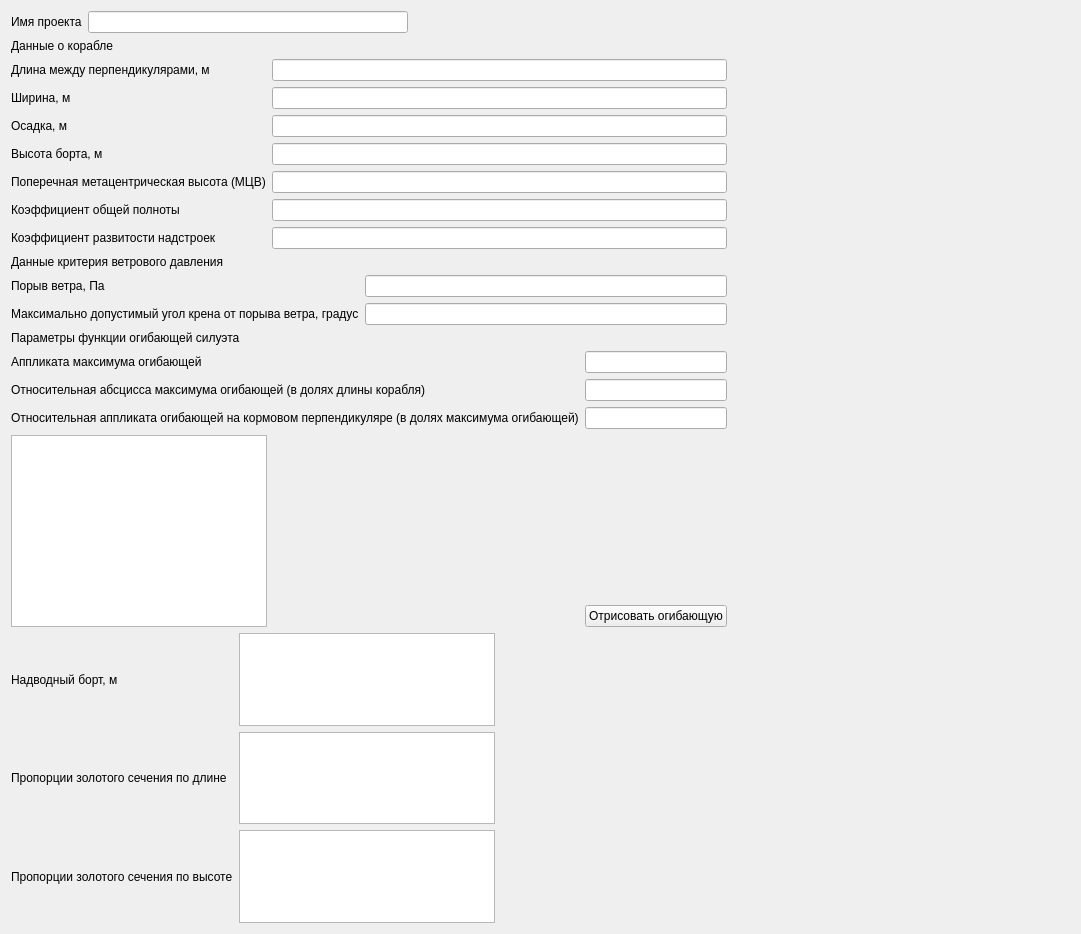
The window that gui_for_create_secad/gui/generaldata.ui (baseoleph/secad) describes before a commit, drawn with Qt 5.
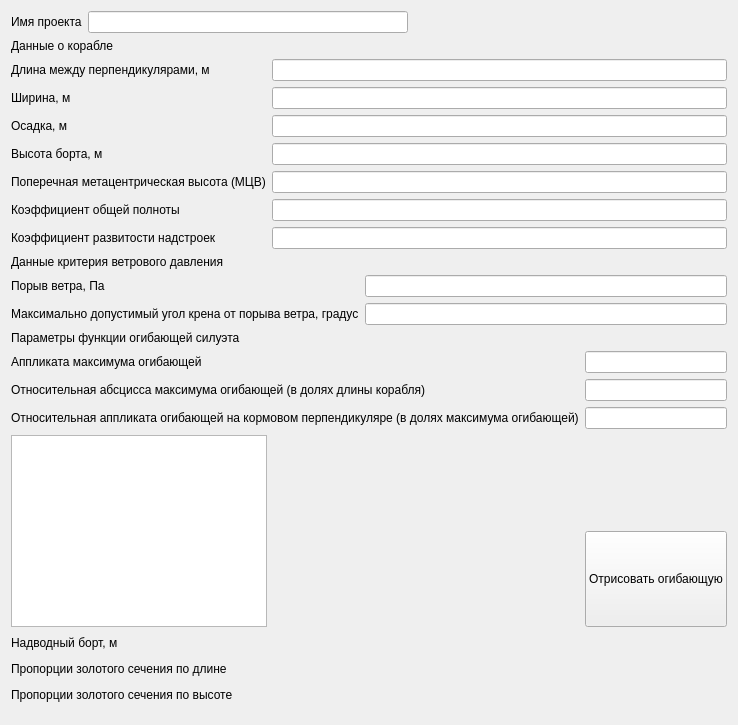
The same window after the commit.

What changed in the file:
```diff
--- a/gui_for_create_secad/gui/generaldata.ui
+++ b/gui_for_create_secad/gui/generaldata.ui
@@ -6,8 +6,8 @@
    <rect>
     <x>0</x>
     <y>0</y>
-    <width>1081</width>
-    <height>934</height>
+    <width>689</width>
+    <height>725</height>
    </rect>
   </property>
   <property name="windowTitle">
@@ -16,52 +16,6 @@
   <layout class="QGridLayout" name="gridLayout">
    <item row="7" column="0">
     <layout class="QGridLayout" name="gridLayout_2">
-     <item row="0" column="1">
-      <widget class="QListView" name="listView"/>
-     </item>
-     <item row="2" column="1">
-      <widget class="QListView" name="listView_3"/>
-     </item>
-     <item row="2" column="2">
-      <spacer name="horizontalSpacer_4">
-       <property name="orientation">
-        <enum>Qt::Horizontal</enum>
-       </property>
-       <property name="sizeHint" stdset="0">
-        <size>
-         <width>40</width>
-         <height>20</height>
-        </size>
-       </property>
-      </spacer>
-     </item>
-     <item row="1" column="2">
-      <spacer name="horizontalSpacer_3">
-       <property name="orientation">
-        <enum>Qt::Horizontal</enum>
-       </property>
-       <property name="sizeHint" stdset="0">
-        <size>
-         <width>40</width>
-         <height>20</height>
-        </size>
-       </property>
-      </spacer>
-     </item>
-     <item row="1" column="0">
-      <widget class="QLabel" name="label_18">
-       <property name="text">
-        <string>Пропорции золотого сечения по длине</string>
-       </property>
-      </widget>
-     </item>
-     <item row="2" column="0">
-      <widget class="QLabel" name="label_19">
-       <property name="text">
-        <string>Пропорции золотого сечения по высоте</string>
-       </property>
-      </widget>
-     </item>
      <item row="0" column="0">
       <widget class="QLabel" name="label_17">
        <property name="text">
@@ -69,10 +23,7 @@
        </property>
       </widget>
      </item>
-     <item row="1" column="1">
-      <widget class="QListView" name="listView_2"/>
-     </item>
-     <item row="0" column="2">
+     <item row="0" column="1">
       <spacer name="horizontalSpacer_5">
        <property name="orientation">
         <enum>Qt::Horizontal</enum>
@@ -85,6 +36,46 @@
        </property>
       </spacer>
      </item>
+     <item row="2" column="0">
+      <widget class="QLabel" name="label_19">
+       <property name="text">
+        <string>Пропорции золотого сечения по высоте</string>
+       </property>
+      </widget>
+     </item>
+     <item row="1" column="0">
+      <widget class="QLabel" name="label_18">
+       <property name="text">
+        <string>Пропорции золотого сечения по длине</string>
+       </property>
+      </widget>
+     </item>
+     <item row="1" column="1">
+      <spacer name="horizontalSpacer_3">
+       <property name="orientation">
+        <enum>Qt::Horizontal</enum>
+       </property>
+       <property name="sizeHint" stdset="0">
+        <size>
+         <width>40</width>
+         <height>20</height>
+        </size>
+       </property>
+      </spacer>
+     </item>
+     <item row="2" column="1">
+      <spacer name="horizontalSpacer_4">
+       <property name="orientation">
+        <enum>Qt::Horizontal</enum>
+       </property>
+       <property name="sizeHint" stdset="0">
+        <size>
+         <width>40</width>
+         <height>20</height>
+        </size>
+       </property>
+      </spacer>
+     </item>
     </layout>
    </item>
    <item row="8" column="0">
@@ -166,6 +157,12 @@
        </item>
        <item>
         <widget class="QPushButton" name="pushButton">
+         <property name="sizePolicy">
+          <sizepolicy hsizetype="Minimum" vsizetype="Expanding">
+           <horstretch>0</horstretch>
+           <verstretch>0</verstretch>
+          </sizepolicy>
+         </property>
          <property name="text">
           <string>Отрисовать огибающую</string>
          </property>
```
